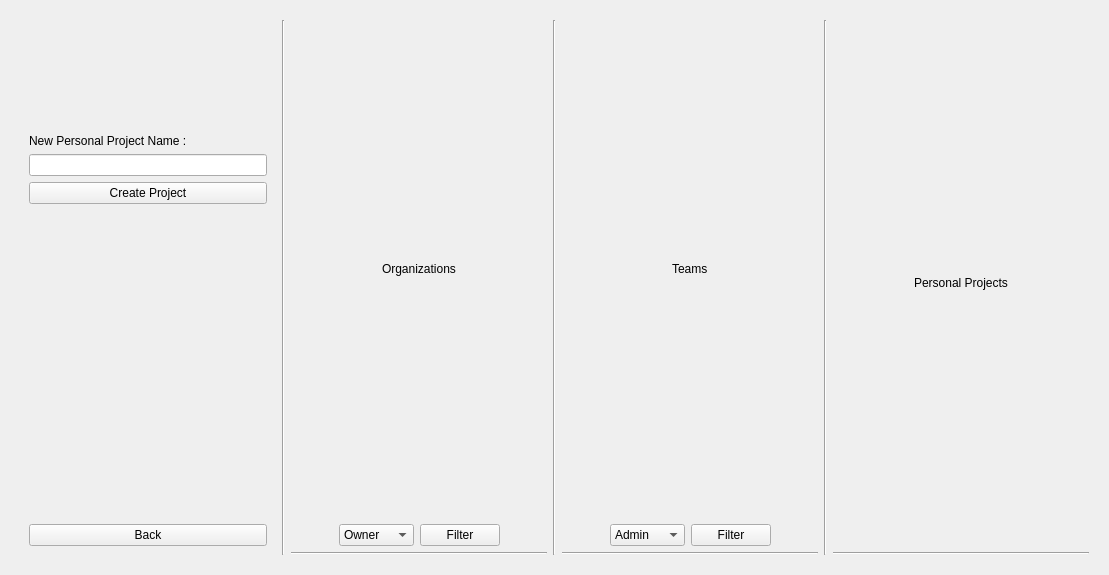
Qt form Client/dashboard.ui (amirsoleimani7/AP_Project) before a commit.
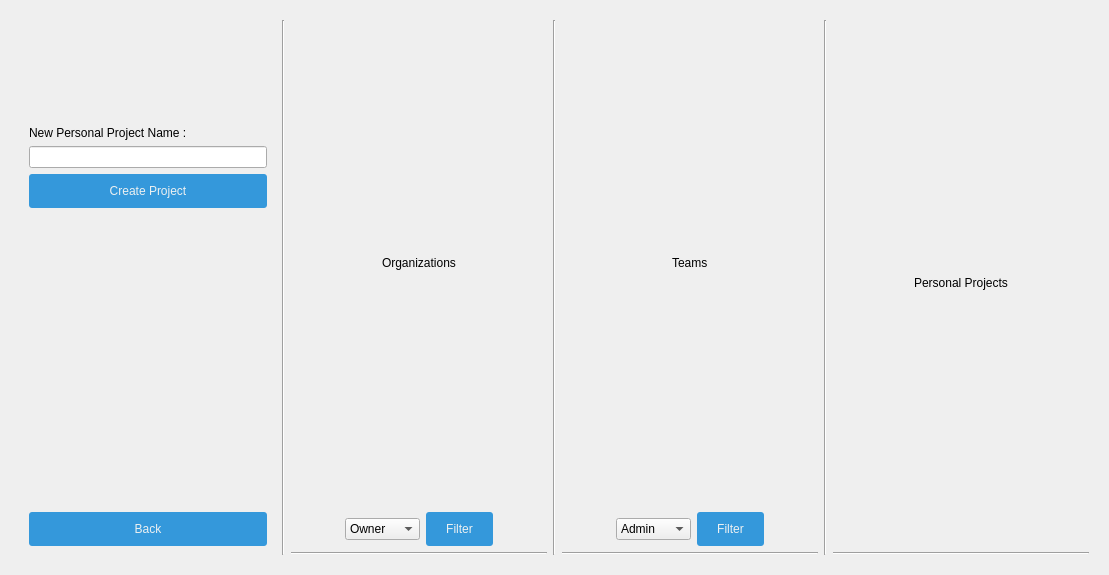
The same form after that commit. The open tabs and pages were chosen to show the change.

```diff
--- a/Client/dashboard.ui
+++ b/Client/dashboard.ui
@@ -13,6 +13,16 @@
   <property name="windowTitle">
    <string>Dialog</string>
   </property>
+  <property name="styleSheet">
+   <string notr="true">QPushButton {
+  background-color: #3498db;
+  color: #ecf0f1;
+  padding: 10px 20px;
+  border: none;
+  border-radius: 3px;
+  cursor: pointer;
+}</string>
+  </property>
   <layout class="QHBoxLayout" name="horizontalLayout_2">
    <item>
     <widget class="QStackedWidget" name="MainStack">
```
Left out of the diff: 5 changed lines with no effect on the pictures.
